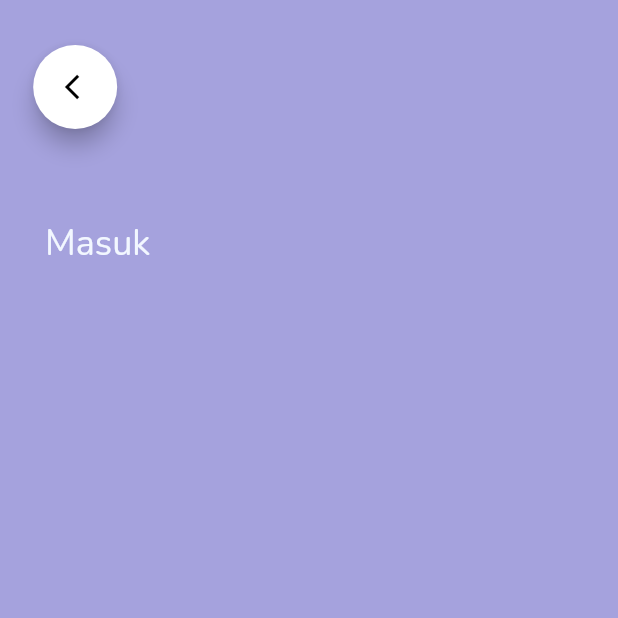
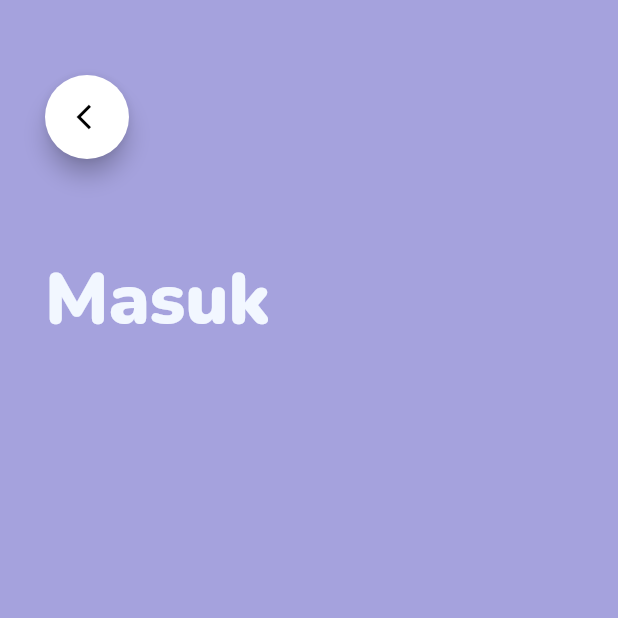
Before and after one commit to fauzannmw/bri-flutter, a Flutter app: the screen it shows after launch, on a phone screen of 412 x 824 dp, the top half of it. Run offline on Flutter 3.47's test engine with Material 2 defaults, Android fonts, the phone set to English and light mode, and no system bars.

Commit message:
Update login_screen.dart

```diff
--- a/lib/pages/login_screen.dart
+++ b/lib/pages/login_screen.dart
@@ -7,12 +7,12 @@ class login_screen extends StatelessWidget {
     return Scaffold(
       backgroundColor: Color.fromRGBO(165, 162, 221, 1),
       body: Column(
+        crossAxisAlignment: CrossAxisAlignment.start,
         children: [
           Container(
-            padding: EdgeInsets.only(top: 30),
             child: FloatingActionButton(
               backgroundColor: Colors.white,
-              child: Padding(
+              child: Container(
                 padding: EdgeInsets.only(left: 6),
                 child: Icon(
                   Icons.arrow_back_ios,
@@ -24,6 +24,7 @@ class login_screen extends StatelessWidget {
                 // setState(() {});
               },
             ),
+            padding: pad,
           ),
           SizedBox(
             height: 10,
@@ -33,7 +34,8 @@ class login_screen extends StatelessWidget {
               'Masuk',
               style: TextStyle(
                   fontFamily: "Nunito",
-                  fontSize: 24,
+                  fontSize: 48,
+                  fontWeight: FontWeight.w900,
                   color: Color.fromRGBO(242, 247, 255, 1)),
             ),
             padding: pad,
```
